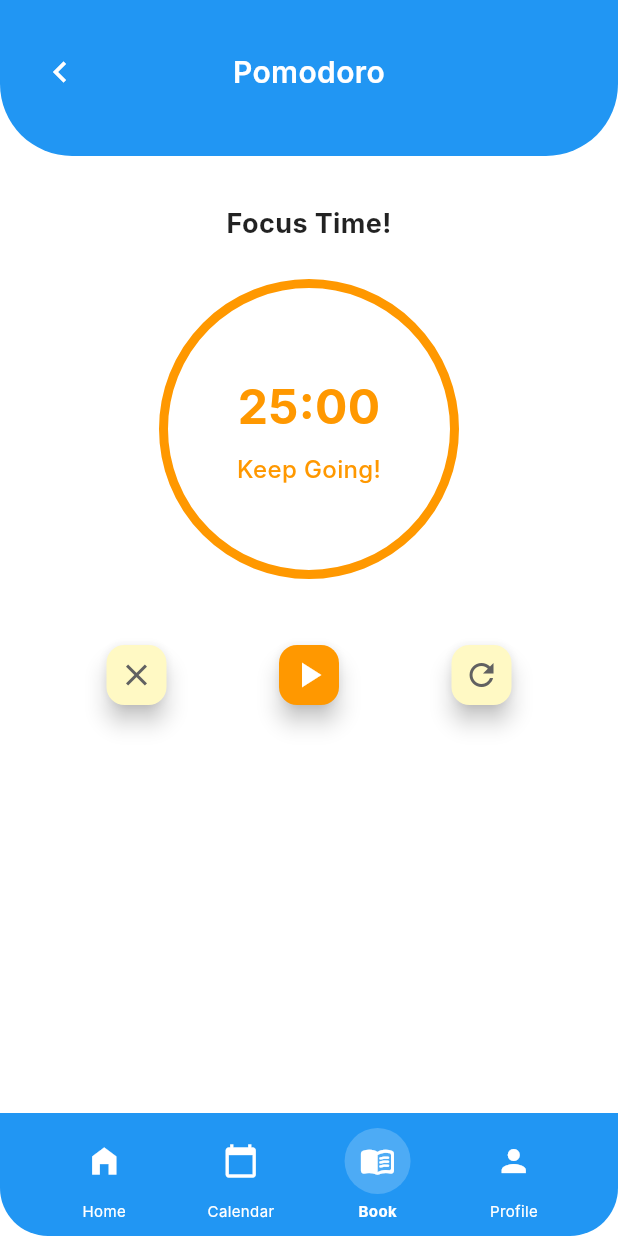
After one commit to azariacindy/MyStudyMate, a Flutter app: the PomodoroScreen screen opened directly, on a phone screen of 412 x 824 dp. The commit adds this screen. Run offline on Flutter 3.47's test engine with Material 3 defaults, Android fonts, the phone set to English and light mode, and no system bars; our stand-ins replace dio, flutter_secure_storage, shared_preferences, supabase_flutter, table_calendar; accounts and stored records are empty; Roboto replaces fonts that are missing (Inter).

Commit message:
ui pomodoro screen

```diff
--- /dev/null
+++ b/MYSTUDYMATE/lib/screens/pomodoroFeature/pomodoro_screen.dart
@@ -0,0 +1,384 @@
+// lib/screens/pomodoro_screen.dart
+import 'dart:async';
+import 'package:flutter/material.dart';
+
+// enum harus di luar class
+enum TimerMode { focus, rest }
+
+class PomodoroScreen extends StatefulWidget {
+  const PomodoroScreen({super.key});
+
+  @override
+  State<PomodoroScreen> createState() => _PomodoroScreenState();
+}
+
+class _PomodoroScreenState extends State<PomodoroScreen> {
+  // Konfigurasi
+  static const int totalCycles = 2; // 2 focus + 2 rest
+  static const int focusDuration = 25; // menit
+  static const int restDuration = 5; // menit
+
+  TimerMode _currentMode = TimerMode.focus;
+  int _currentCycle = 0; // 0 = belum mulai
+  int _minutes = focusDuration;
+  int _seconds = 0;
+  bool _isRunning = false;
+  bool _isCompleted = false;
+
+  Timer? _timer; // pakai nullable
+
+  @override
+  void initState() {
+    super.initState();
+    _resetAll();
+  }
+
+  @override
+  void dispose() {
+    _timer?.cancel();
+    super.dispose();
+  }
+
+  void _resetAll() {
+    setState(() {
+      _currentMode = TimerMode.focus;
+      _currentCycle = 0;
+      _minutes = focusDuration;
+      _seconds = 0;
+      _isRunning = false;
+      _isCompleted = false;
+    });
+  }
+
+  void startTimer() {
+    if (_isRunning || _isCompleted) return;
+
+    // 🔹 trigger rebuild supaya ikon langsung berubah jadi "pause"
+    setState(() {
+      _isRunning = true;
+    });
+
+    _timer = Timer.periodic(const Duration(seconds: 1), (timer) {
+      setState(() {
+        if (_seconds > 0) {
+          _seconds--;
+        } else if (_minutes > 0) {
+          _minutes--;
+          _seconds = 59;
+        } else {
+          _timer?.cancel();
+          _isRunning = false;
+          _handlePeriodEnd();
+        }
+      });
+    });
+  }
+
+  void pauseTimer() {
+    if (!_isRunning) return;
+
+    _timer?.cancel();
+
+    // 🔹 biar ikon berubah kembali ke "play"
+    setState(() {
+      _isRunning = false;
+    });
+  }
+
+  void resetTimer() {
+    _timer?.cancel();
+    _resetAll(); // _resetAll kamu sudah pakai setState di dalamnya, aman
+  }
+
+  void _handlePeriodEnd() {
+    if (_currentMode == TimerMode.focus) {
+      // selesai fokus → naikkan cycle & masuk rest
+      _currentCycle++;
+      if (_currentCycle <= totalCycles) {
+        _setRest();
+        startTimer(); // auto lanjut rest
+      } else {
+        _onAllCompleted();
+      }
+    } else {
+      // selesai rest → balik fokus jika masih ada cycle
+      if (_currentCycle < totalCycles) {
+        _setFocus();
+        startTimer();
+      } else {
+        _onAllCompleted();
+      }
+    }
+  }
+
+  void _setFocus() {
+    _currentMode = TimerMode.focus;
+    _minutes = focusDuration;
+    _seconds = 0;
+  }
+
+  void _setRest() {
+    _currentMode = TimerMode.rest;
+    _minutes = restDuration;
+    _seconds = 0;
+  }
+
+  void _onAllCompleted() {
+    setState(() {
+      _isCompleted = true;
+      _minutes = 0;
+      _seconds = 0;
+    });
+
+    ScaffoldMessenger.of(context).showSnackBar(
+      const SnackBar(
+        content: Text('🎉 Pomodoro selesai! Istirahat yang cukup ya!'),
+      ),
+    );
+  }
+
+  String _formatTime(int minutes, int seconds) {
+    return '${minutes.toString().padLeft(2, '0')}:${seconds.toString().padLeft(2, '0')}';
+  }
+
+  Color get _timerColor {
+    if (_isCompleted) return Colors.grey;
+    return _currentMode == TimerMode.focus
+        ? Colors.orange
+        : Colors.blue.withOpacity(0.7);
+  }
+
+  Color get _buttonColor {
+    if (_isCompleted) return Colors.grey;
+    return _currentMode == TimerMode.focus ? Colors.orange : Colors.blue;
+  }
+
+  String get _message {
+    if (_isCompleted) return 'Selesai!';
+    return _currentMode == TimerMode.focus ? 'Keep Going!' : 'Chill dulu bro!';
+  }
+
+  String get _title {
+    if (_isCompleted) return 'Pomodoro Selesai!';
+    return _currentMode == TimerMode.focus ? 'Focus Time!' : 'Rest Time!';
+  }
+
+  @override
+  Widget build(BuildContext context) {
+    return Scaffold(
+      backgroundColor: Colors.white,
+      body: SafeArea(
+        child: Column(
+          children: [
+            // HEADER
+            Container(
+              padding: const EdgeInsets.only(
+                top: 24,
+                bottom: 32,
+                left: 16,
+                right: 16,
+              ),
+              decoration: const BoxDecoration(
+                color: Colors.blue,
+                borderRadius: BorderRadius.only(
+                  bottomLeft: Radius.circular(48),
+                  bottomRight: Radius.circular(48),
+                ),
+              ),
+              child: Row(
+                children: [
+                  IconButton(
+                    onPressed: () => Navigator.pop(context),
+                    icon: const Icon(
+                      Icons.chevron_left,
+                      color: Colors.white,
+                      size: 28,
+                    ),
+                  ),
+                  const Expanded(
+                    child: Text(
+                      'Pomodoro',
+                      textAlign: TextAlign.center,
+                      style: TextStyle(
+                        color: Colors.white,
+                        fontSize: 20,
+                        fontWeight: FontWeight.w600,
+                      ),
+                    ),
+                  ),
+                  const SizedBox(width: 48), // biar judul tetap center
+                ],
+              ),
+            ),
+
+            const SizedBox(height: 32),
+
+            // TITLE
+            Text(
+              _title,
+              style: const TextStyle(
+                fontSize: 18,
+                fontWeight: FontWeight.bold,
+                color: Colors.black87,
+              ),
+            ),
+
+            const SizedBox(height: 24),
+
+            // TIMER CIRCLE
+            Container(
+              width: 200,
+              height: 200,
+              decoration: BoxDecoration(
+                shape: BoxShape.circle,
+                border: Border.all(color: _timerColor, width: 6),
+              ),
+              child: Center(
+                child: Column(
+                  mainAxisAlignment: MainAxisAlignment.center,
+                  children: [
+                    Text(
+                      _formatTime(_minutes, _seconds),
+                      style: TextStyle(
+                        fontSize: 32,
+                        fontWeight: FontWeight.bold,
+                        color: _timerColor,
+                      ),
+                    ),
+                    const SizedBox(height: 8),
+                    Text(
+                      _message,
+                      style: TextStyle(
+                        fontSize: 16,
+                        fontWeight: FontWeight.w500,
+                        color: _timerColor,
+                      ),
+                    ),
+                  ],
+                ),
+              ),
+            ),
+
+            const SizedBox(height: 40),
+
+            // CONTROL BUTTONS
+            Row(
+              mainAxisAlignment: MainAxisAlignment.spaceEvenly,
+              children: [
+                FloatingActionButton(
+                  onPressed: resetTimer,
+                  backgroundColor: Colors.yellow.shade100,
+                  foregroundColor:
+                      _isCompleted ? Colors.grey : Colors.grey.shade700,
+                  mini: true,
+                  child: const Icon(Icons.close, size: 24),
+                ),
+                FloatingActionButton(
+                  onPressed:
+                      _isCompleted
+                          ? null
+                          : _isRunning
+                          ? pauseTimer
+                          : startTimer,
+                  backgroundColor: _isCompleted ? Colors.grey : _buttonColor,
+                  foregroundColor: Colors.white,
+                  mini: true,
+                  child: Icon(
+                    _isRunning ? Icons.pause : Icons.play_arrow,
+                    size: 28,
+                  ),
+                ),
+                FloatingActionButton(
+                  onPressed: resetTimer,
+                  backgroundColor: Colors.yellow.shade100,
+                  foregroundColor:
+                      _isCompleted ? Colors.grey : Colors.grey.shade700,
+                  mini: true,
+                  child: const Icon(Icons.refresh, size: 24),
+                ),
+              ],
+            ),
+
+            const Spacer(),
+
+            // BOTTOM NAV (dummy)
+            Container(
+              decoration: const BoxDecoration(
+                color: Colors.blue,
+                borderRadius: BorderRadius.only(
+                  bottomLeft: Radius.circular(32),
+                  bottomRight: Radius.circular(32),
+                ),
+              ),
+              padding: const EdgeInsets.symmetric(horizontal: 24, vertical: 10),
+              child: const Row(
+                mainAxisAlignment: MainAxisAlignment.spaceAround,
+                children: [
+                  _BottomNavItem(
+                    icon: Icons.home_filled,
+                    label: 'Home',
+                    isActive: false,
+                  ),
+                  _BottomNavItem(
+                    icon: Icons.calendar_today,
+                    label: 'Calendar',
+                    isActive: false,
+                  ),
+                  _BottomNavItem(
+                    icon: Icons.menu_book_rounded,
+                    label: 'Book',
+                    isActive: true,
+                  ),
+                  _BottomNavItem(
+                    icon: Icons.person,
+                    label: 'Profile',
+                    isActive: false,
+                  ),
+                ],
+              ),
+            ),
+          ],
+        ),
+      ),
+    );
+  }
+}
+
+class _BottomNavItem extends StatelessWidget {
+  final IconData icon;
+  final String label;
+  final bool isActive;
+
+  const _BottomNavItem({
+    required this.icon,
+    required this.label,
+    required this.isActive,
+  });
+
+  @override
+  Widget build(BuildContext context) {
+    return Column(
+      mainAxisSize: MainAxisSize.min,
+      children: [
+        Container(
+          padding: const EdgeInsets.all(10),
+          decoration: BoxDecoration(
+            shape: BoxShape.circle,
+            color:
+                isActive ? Colors.white.withOpacity(0.2) : Colors.transparent,
+          ),
+          child: Icon(icon, color: Colors.white, size: 24),
+        ),
+        const SizedBox(height: 4),
+        Text(
+          label,
+          style: TextStyle(
+            color: Colors.white,
+            fontSize: 10,
+            fontWeight: isActive ? FontWeight.bold : FontWeight.normal,
+          ),
+        ),
+      ],
+    );
+  }
+}
```
Also changed, not shown: MYSTUDYMATE/lib/screens/home_screen.dart (+20 -40 lines).
